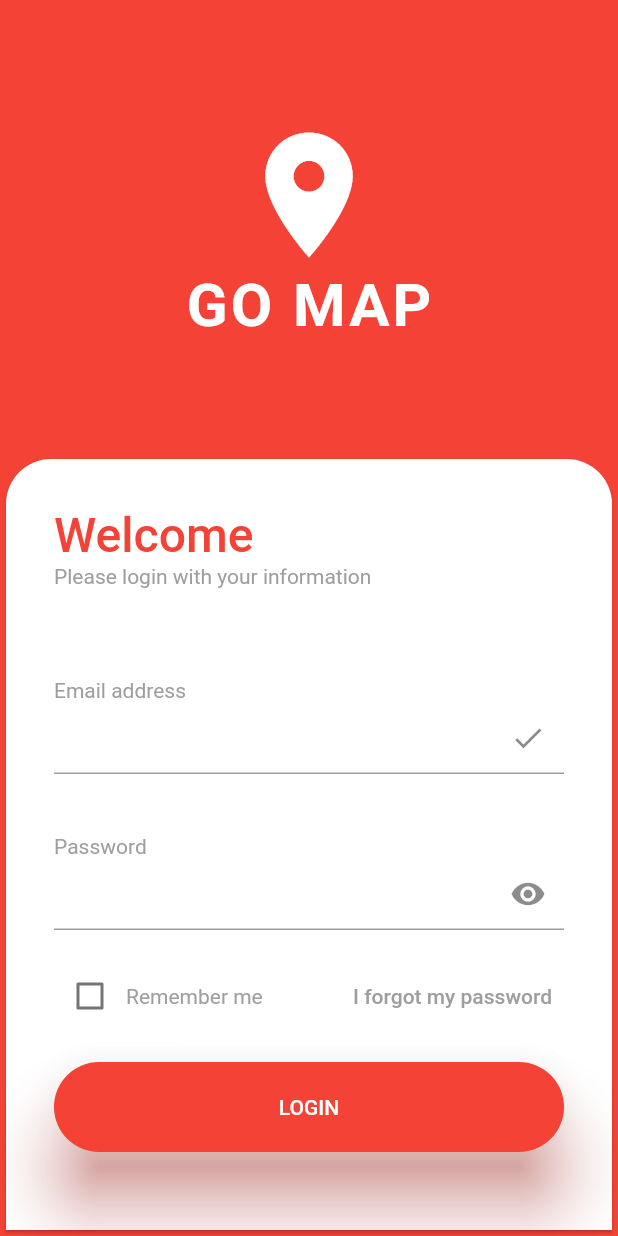
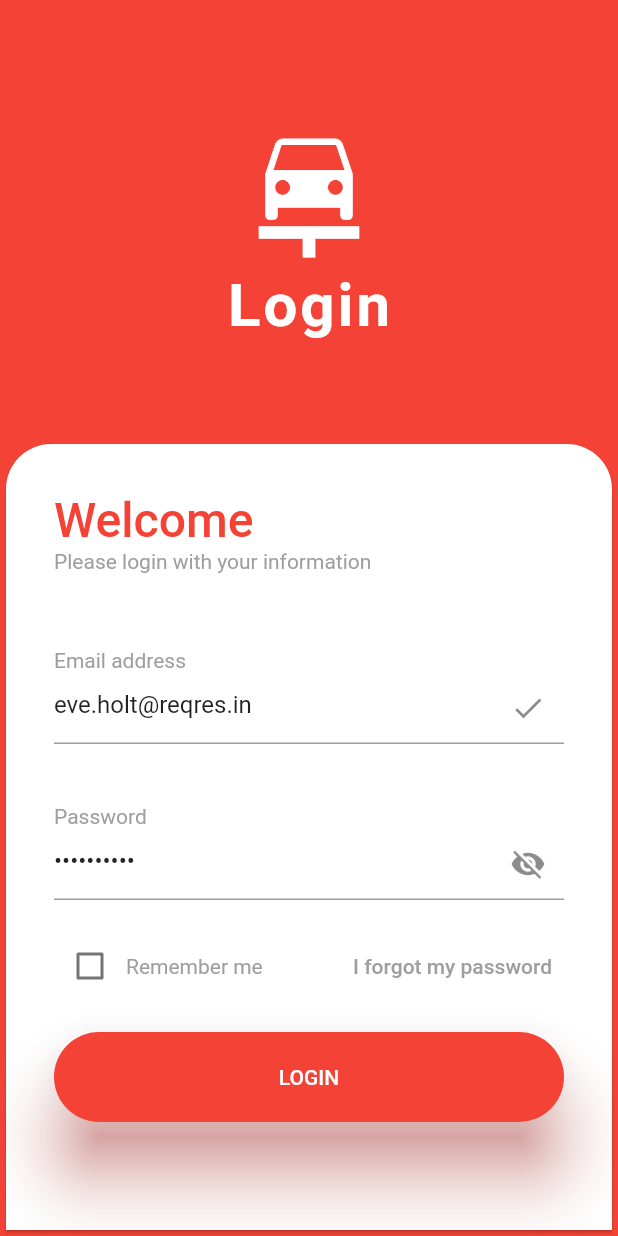
Before and after one commit to AgentGalon/Mini-Project_Zahran-Rafif-Zuhayr, a Flutter app: the screen it shows after launch, on a phone screen of 412 x 824 dp. Run offline on Flutter 3.47's test engine with Material 2 defaults, Android fonts, the phone set to English and light mode, and no system bars.

Commit message:
minor update

```diff
--- a/lib/screens/login_screen.dart
+++ b/lib/screens/login_screen.dart
@@ -5,18 +5,22 @@ import 'dart:convert';
 import 'package:car_wash_app/screens/home_screen.dart';
 
 class LoginPage extends StatefulWidget {
-  const LoginPage({super.key});
+  const LoginPage({Key? key}) : super(key: key);
 
   @override
   State<LoginPage> createState() => _LoginPageState();
 }
 
 class _LoginPageState extends State<LoginPage> {
+  TextEditingController emailController =
+      TextEditingController(text: "eve.holt@reqres.in");
+  TextEditingController passwordController =
+      TextEditingController(text: "cityslicka");
+  bool rememberUser = false;
+  bool isLoading = false;
+  bool isPasswordVisible = false;
   late Color myColor;
   late Size mediaSize;
-  TextEditingController emailController = TextEditingController();
-  TextEditingController passwordController = TextEditingController();
-  bool rememberUser = false;
 
   Future<Map<String, dynamic>?> _login(String email, String password) async {
     final response = await http.post(
@@ -62,12 +66,12 @@ class _LoginPageState extends State<LoginPage> {
         mainAxisSize: MainAxisSize.min,
         children: [
           Icon(
-            Icons.location_on_sharp,
+            Icons.car_repair,
             size: 100,
             color: Colors.white,
           ),
           Text(
-            "GO MAP",
+            "Login",
             style: TextStyle(
               color: Colors.white,
               fontWeight: FontWeight.bold,
@@ -111,18 +115,17 @@ class _LoginPageState extends State<LoginPage> {
           ),
         ),
         _buildGreyText("Please login with your information"),
-        const SizedBox(height: 60),
+        const SizedBox(height: 50),
         _buildGreyText("Email address"),
         _buildInputField(emailController),
         const SizedBox(height: 40),
         _buildGreyText("Password"),
-        _buildInputField(passwordController, isPassword: true),
+        _buildPasswordField(passwordController),
         const SizedBox(height: 20),
         _buildRememberForgot(),
         const SizedBox(height: 20),
         _buildLoginButton(),
-        const SizedBox(height: 20),
-        // _buildOtherLogin(),
+        const SizedBox(height: 40),
       ],
     );
   }
@@ -140,10 +143,19 @@ class _LoginPageState extends State<LoginPage> {
       controller: controller,
       decoration: InputDecoration(
         suffixIcon: isPassword
-            ? const Icon(Icons.remove_red_eye)
+            ? IconButton(
+                icon: Icon(
+                  isPasswordVisible ? Icons.visibility : Icons.visibility_off,
+                ),
+                onPressed: () {
+                  setState(() {
+                    isPasswordVisible = !isPasswordVisible;
+                  });
+                },
+              )
             : const Icon(Icons.done),
       ),
-      obscureText: isPassword,
+      obscureText: isPassword ? !isPasswordVisible : false,
     );
   }
 
@@ -174,12 +186,20 @@ class _LoginPageState extends State<LoginPage> {
     );
   }
 
-  Widget _buildLoginButton() {
-    return ElevatedButton(
-      onPressed: () async {
+  void _handleLogin() async {
+    if (isLoading) return;
+
+    setState(() {
+      isLoading = true;
+    });
+
     final email = emailController.text;
     final password = passwordController.text;
     final response = await _login(email, password);
+
+    setState(() {
+      isLoading = false;
+    });
 
     if (response != null) {
       final token = response["token"];
@@ -209,14 +229,32 @@ class _LoginPageState extends State<LoginPage> {
         );
       }
     }
-      },
+  }
+
+  Widget _buildLoginButton() {
+    return ElevatedButton(
+      onPressed: _handleLogin,
       style: ElevatedButton.styleFrom(
         shape: const StadiumBorder(),
         elevation: 20,
         shadowColor: myColor,
         minimumSize: const Size.fromHeight(60),
       ),
-      child: const Text("LOGIN"),
+      child: _buildButtonChild(),
     );
   }
+
+  Widget _buildButtonChild() {
+    if (isLoading) {
+      return const CircularProgressIndicator(
+        valueColor: AlwaysStoppedAnimation<Color>(Colors.white),
+      );
+    } else {
+      return const Text("LOGIN");
     }
+  }
+
+  Widget _buildPasswordField(TextEditingController controller) {
+    return _buildInputField(controller, isPassword: true);
+  }
+}
```
Lines whose indentation alone changed are shown as unchanged.
